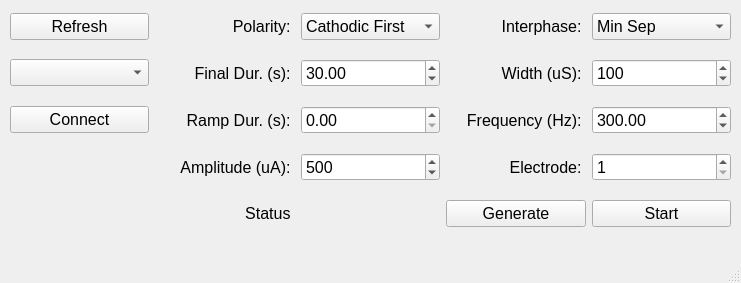
The window that cerestim_dbs/mainwindow.ui (CerebusOSS/CereStimDBS) describes before a commit, drawn with Qt 5.
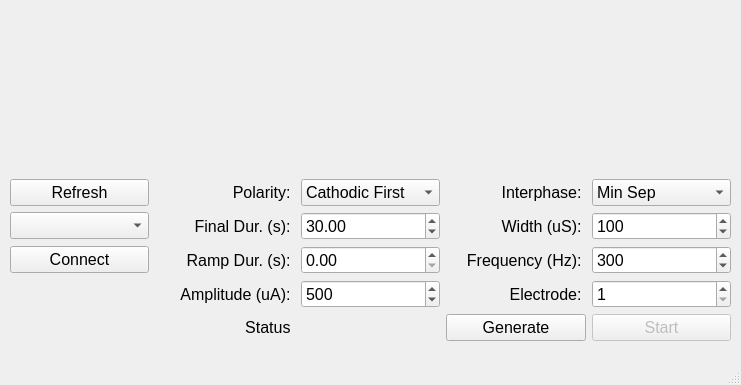
The same window after the commit.

Commit message: A little more work on the Python app - not connecting properly

```diff
--- a/cerestim_dbs/mainwindow.ui
+++ b/cerestim_dbs/mainwindow.ui
@@ -7,7 +7,7 @@
     <x>0</x>
     <y>0</y>
     <width>741</width>
-    <height>283</height>
+    <height>385</height>
    </rect>
   </property>
   <property name="windowTitle">
@@ -20,99 +20,27 @@
       <x>10</x>
       <y>0</y>
       <width>721</width>
-      <height>241</height>
+      <height>341</height>
      </rect>
     </property>
-    <layout class="QGridLayout" name="gridLayout">
-     <item row="2" column="0">
-      <widget class="QPushButton" name="connect_pushButton">
-       <property name="font">
-        <font>
-         <family>Tahoma</family>
-         <pointsize>12</pointsize>
-        </font>
-       </property>
-       <property name="text">
-        <string>Connect</string>
-       </property>
-      </widget>
-     </item>
-     <item row="0" column="3">
-      <widget class="QLabel" name="interphase_label">
-       <property name="font">
-        <font>
-         <family>Tahoma</family>
-         <pointsize>12</pointsize>
-        </font>
-       </property>
-       <property name="text">
-        <string>Interphase: </string>
-       </property>
-       <property name="alignment">
-        <set>Qt::AlignRight|Qt::AlignTrailing|Qt::AlignVCenter</set>
-       </property>
-      </widget>
-     </item>
-     <item row="0" column="0">
-      <widget class="QPushButton" name="refresh_pushButton">
-       <property name="font">
-        <font>
-         <family>Tahoma</family>
-         <pointsize>12</pointsize>
-        </font>
-       </property>
-       <property name="text">
-        <string>Refresh</string>
-       </property>
-      </widget>
-     </item>
-     <item row="2" column="1">
-      <widget class="QLabel" name="ramp_label">
-       <property name="font">
-        <font>
-         <family>Tahoma</family>
-         <pointsize>12</pointsize>
-        </font>
-       </property>
-       <property name="text">
-        <string>Ramp Dur. (s): </string>
-       </property>
-       <property name="alignment">
-        <set>Qt::AlignRight|Qt::AlignTrailing|Qt::AlignVCenter</set>
-       </property>
-      </widget>
-     </item>
-     <item row="0" column="2">
-      <widget class="QComboBox" name="polarity_comboBox">
-       <property name="font">
-        <font>
-         <family>Tahoma</family>
-         <pointsize>12</pointsize>
-        </font>
-       </property>
-       <item>
-        <property name="text">
-         <string>Cathodic First</string>
-        </property>
-       </item>
-       <item>
-        <property name="text">
-         <string>Anodic First</string>
-        </property>
-       </item>
-       <item>
-        <property name="text">
-         <string>Cathodic-Mono</string>
-        </property>
-       </item>
-       <item>
-        <property name="text">
-         <string>Anodic-Mono</string>
-        </property>
-       </item>
-      </widget>
-     </item>
+    <layout class="QGridLayout" name="gridLayout" rowstretch="1,0,0,0,0,0">
      <item row="4" column="1">
+      <widget class="QLabel" name="amp_label">
+       <property name="font">
+        <font>
+         <family>Tahoma</family>
+         <pointsize>12</pointsize>
+        </font>
+       </property>
+       <property name="text">
+        <string>Amplitude (uA): </string>
+       </property>
+       <property name="alignment">
+        <set>Qt::AlignRight|Qt::AlignTrailing|Qt::AlignVCenter</set>
+       </property>
+      </widget>
+     </item>
+     <item row="5" column="1">
       <widget class="QLabel" name="status_label">
        <property name="font">
         <font>
@@ -128,7 +56,42 @@
        </property>
       </widget>
      </item>
-     <item row="1" column="1">
+     <item row="3" column="1">
+      <widget class="QLabel" name="ramp_label">
+       <property name="font">
+        <font>
+         <family>Tahoma</family>
+         <pointsize>12</pointsize>
+        </font>
+       </property>
+       <property name="text">
+        <string>Ramp Dur. (s): </string>
+       </property>
+       <property name="alignment">
+        <set>Qt::AlignRight|Qt::AlignTrailing|Qt::AlignVCenter</set>
+       </property>
+      </widget>
+     </item>
+     <item row="4" column="4">
+      <widget class="QSpinBox" name="elec_spinBox">
+       <property name="font">
+        <font>
+         <family>Tahoma</family>
+         <pointsize>12</pointsize>
+        </font>
+       </property>
+       <property name="minimum">
+        <number>1</number>
+       </property>
+       <property name="maximum">
+        <number>96</number>
+       </property>
+       <property name="value">
+        <number>1</number>
+       </property>
+      </widget>
+     </item>
+     <item row="2" column="1">
       <widget class="QLabel" name="dur_label">
        <property name="font">
         <font>
@@ -144,8 +107,8 @@
        </property>
       </widget>
      </item>
-     <item row="3" column="1">
-      <widget class="QLabel" name="amp_label">
+     <item row="3" column="0">
+      <widget class="QPushButton" name="connect_pushButton">
        <property name="font">
         <font>
          <family>Tahoma</family>
@@ -153,60 +116,11 @@
         </font>
        </property>
        <property name="text">
-        <string>Amplitude (uA): </string>
+        <string>Connect</string>
        </property>
-       <property name="alignment">
-        <set>Qt::AlignRight|Qt::AlignTrailing|Qt::AlignVCenter</set>
-       </property>
       </widget>
      </item>
-     <item row="0" column="4">
-      <widget class="QComboBox" name="interphase_comboBox">
-       <property name="font">
-        <font>
-         <family>Tahoma</family>
-         <pointsize>12</pointsize>
-        </font>
-       </property>
-       <item>
-        <property name="text">
-         <string>Min Sep</string>
-        </property>
-       </item>
-       <item>
-        <property name="text">
-         <string>Max Sep</string>
-        </property>
-       </item>
-      </widget>
-     </item>
-     <item row="0" column="1">
-      <widget class="QLabel" name="polarity_label">
-       <property name="font">
-        <font>
-         <family>Tahoma</family>
-         <pointsize>12</pointsize>
-        </font>
-       </property>
-       <property name="text">
-        <string>Polarity: </string>
-       </property>
-       <property name="alignment">
-        <set>Qt::AlignRight|Qt::AlignTrailing|Qt::AlignVCenter</set>
-       </property>
-      </widget>
-     </item>
-     <item row="1" column="0">
-      <widget class="QComboBox" name="device_comboBox">
-       <property name="font">
-        <font>
-         <family>Tahoma</family>
-         <pointsize>12</pointsize>
-        </font>
-       </property>
-      </widget>
-     </item>
-     <item row="1" column="2">
+     <item row="2" column="2">
       <widget class="QDoubleSpinBox" name="dur_doubleSpinBox">
        <property name="font">
         <font>
@@ -225,7 +139,7 @@
        </property>
       </widget>
      </item>
-     <item row="2" column="2">
+     <item row="3" column="2">
       <widget class="QDoubleSpinBox" name="ramp_doubleSpinBox">
        <property name="font">
         <font>
@@ -238,29 +152,23 @@
        </property>
       </widget>
      </item>
-     <item row="3" column="2">
-      <widget class="QSpinBox" name="amp_spinBox">
+     <item row="5" column="4">
+      <widget class="QPushButton" name="start_pushButton">
+       <property name="enabled">
+        <bool>false</bool>
+       </property>
        <property name="font">
         <font>
          <family>Tahoma</family>
          <pointsize>12</pointsize>
         </font>
        </property>
-       <property name="minimum">
-        <number>100</number>
-       </property>
-       <property name="maximum">
-        <number>10000</number>
-       </property>
-       <property name="singleStep">
-        <number>100</number>
-       </property>
-       <property name="value">
-        <number>500</number>
+       <property name="text">
+        <string>Start</string>
        </property>
       </widget>
      </item>
-     <item row="1" column="3">
+     <item row="2" column="3">
       <widget class="QLabel" name="width_label">
        <property name="font">
         <font>
@@ -276,23 +184,27 @@
        </property>
       </widget>
      </item>
-     <item row="2" column="3">
-      <widget class="QLabel" name="freq_label">
+     <item row="1" column="4">
+      <widget class="QComboBox" name="interphase_comboBox">
        <property name="font">
         <font>
          <family>Tahoma</family>
          <pointsize>12</pointsize>
         </font>
        </property>
-       <property name="text">
-        <string>Frequency (Hz): </string>
-       </property>
-       <property name="alignment">
-        <set>Qt::AlignRight|Qt::AlignTrailing|Qt::AlignVCenter</set>
-       </property>
+       <item>
+        <property name="text">
+         <string>Min Sep</string>
+        </property>
+       </item>
+       <item>
+        <property name="text">
+         <string>Max Sep</string>
+        </property>
+       </item>
       </widget>
      </item>
-     <item row="3" column="3">
+     <item row="4" column="3">
       <widget class="QLabel" name="elec_label">
        <property name="font">
         <font>
@@ -308,23 +220,7 @@
        </property>
       </widget>
      </item>
-     <item row="4" column="4">
-      <widget class="QPushButton" name="start_pushButton">
-       <property name="enabled">
-        <bool>true</bool>
-       </property>
-       <property name="font">
-        <font>
-         <family>Tahoma</family>
-         <pointsize>12</pointsize>
-        </font>
-       </property>
-       <property name="text">
-        <string>Start</string>
-       </property>
-      </widget>
-     </item>
-     <item row="4" column="3">
+     <item row="5" column="3">
       <widget class="QPushButton" name="generate_pushButton">
        <property name="enabled">
         <bool>true</bool>
@@ -340,7 +236,88 @@
        </property>
       </widget>
      </item>
-     <item row="1" column="4">
+     <item row="4" column="2">
+      <widget class="QSpinBox" name="amp_spinBox">
+       <property name="font">
+        <font>
+         <family>Tahoma</family>
+         <pointsize>12</pointsize>
+        </font>
+       </property>
+       <property name="minimum">
+        <number>100</number>
+       </property>
+       <property name="maximum">
+        <number>10000</number>
+       </property>
+       <property name="singleStep">
+        <number>100</number>
+       </property>
+       <property name="value">
+        <number>500</number>
+       </property>
+      </widget>
+     </item>
+     <item row="2" column="0">
+      <widget class="QComboBox" name="device_comboBox">
+       <property name="font">
+        <font>
+         <family>Tahoma</family>
+         <pointsize>12</pointsize>
+        </font>
+       </property>
+      </widget>
+     </item>
+     <item row="1" column="3">
+      <widget class="QLabel" name="interphase_label">
+       <property name="font">
+        <font>
+         <family>Tahoma</family>
+         <pointsize>12</pointsize>
+        </font>
+       </property>
+       <property name="text">
+        <string>Interphase: </string>
+       </property>
+       <property name="alignment">
+        <set>Qt::AlignRight|Qt::AlignTrailing|Qt::AlignVCenter</set>
+       </property>
+      </widget>
+     </item>
+     <item row="5" column="2">
+      <layout class="QVBoxLayout" name="status_verticalLayout"/>
+     </item>
+     <item row="1" column="2">
+      <widget class="QComboBox" name="polarity_comboBox">
+       <property name="font">
+        <font>
+         <family>Tahoma</family>
+         <pointsize>12</pointsize>
+        </font>
+       </property>
+       <item>
+        <property name="text">
+         <string>Cathodic First</string>
+        </property>
+       </item>
+       <item>
+        <property name="text">
+         <string>Anodic First</string>
+        </property>
+       </item>
+       <item>
+        <property name="text">
+         <string>Cathodic-Mono</string>
+        </property>
+       </item>
+       <item>
+        <property name="text">
+         <string>Anodic-Mono</string>
+        </property>
+       </item>
+      </widget>
+     </item>
+     <item row="2" column="4">
       <widget class="QSpinBox" name="width_spinBox">
        <property name="font">
         <font>
@@ -362,47 +339,77 @@
        </property>
       </widget>
      </item>
-     <item row="2" column="4">
-      <widget class="QDoubleSpinBox" name="freq_doubleSpinBox">
+     <item row="1" column="1">
+      <widget class="QLabel" name="polarity_label">
        <property name="font">
         <font>
          <family>Tahoma</family>
          <pointsize>12</pointsize>
         </font>
        </property>
-       <property name="minimum">
-        <double>4.000000000000000</double>
+       <property name="text">
+        <string>Polarity: </string>
        </property>
-       <property name="maximum">
-        <double>5000.000000000000000</double>
+       <property name="alignment">
+        <set>Qt::AlignRight|Qt::AlignTrailing|Qt::AlignVCenter</set>
        </property>
-       <property name="value">
-        <double>300.000000000000000</double>
+      </widget>
+     </item>
+     <item row="3" column="3">
+      <widget class="QLabel" name="freq_label">
+       <property name="font">
+        <font>
+         <family>Tahoma</family>
+         <pointsize>12</pointsize>
+        </font>
+       </property>
+       <property name="text">
+        <string>Frequency (Hz): </string>
+       </property>
+       <property name="alignment">
+        <set>Qt::AlignRight|Qt::AlignTrailing|Qt::AlignVCenter</set>
+       </property>
+      </widget>
+     </item>
+     <item row="1" column="0">
+      <widget class="QPushButton" name="refresh_pushButton">
+       <property name="font">
+        <font>
+         <family>Tahoma</family>
+         <pointsize>12</pointsize>
+        </font>
+       </property>
+       <property name="text">
+        <string>Refresh</string>
+       </property>
+      </widget>
+     </item>
+     <item row="0" column="0" colspan="5">
+      <widget class="QWidget" name="plot_widget" native="true">
+       <property name="sizePolicy">
+        <sizepolicy hsizetype="Preferred" vsizetype="MinimumExpanding">
+         <horstretch>0</horstretch>
+         <verstretch>0</verstretch>
+        </sizepolicy>
        </property>
       </widget>
      </item>
      <item row="3" column="4">
-      <widget class="QSpinBox" name="elec_spinBox">
+      <widget class="QSpinBox" name="freq_spinBox">
        <property name="font">
         <font>
          <family>Tahoma</family>
          <pointsize>12</pointsize>
         </font>
        </property>
-       <property name="minimum">
-        <number>1</number>
-       </property>
        <property name="maximum">
-        <number>96</number>
+        <number>5000</number>
        </property>
        <property name="value">
-        <number>1</number>
+        <number>300</number>
        </property>
       </widget>
      </item>
-     <item row="4" column="2">
-      <layout class="QVBoxLayout" name="status_verticalLayout"/>
-     </item>
     </layout>
    </widget>
   </widget>
```
Left out of the diff: 2 changed lines with no effect on the pictures. The commit also changes 1 other file.
